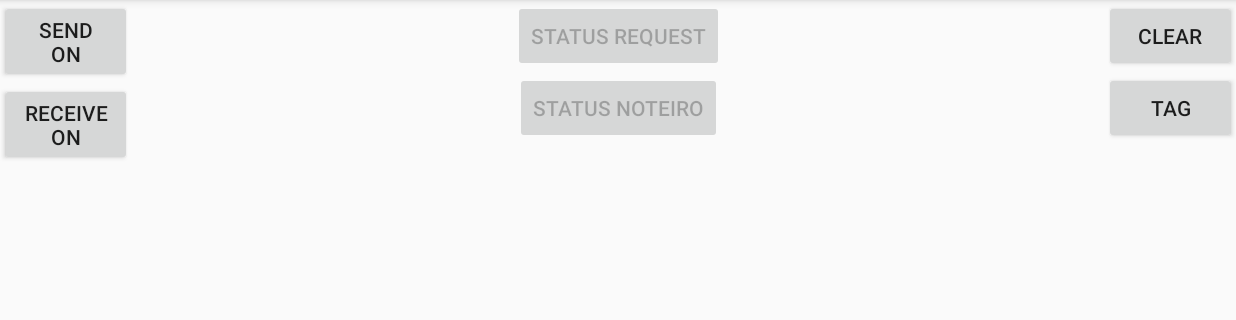
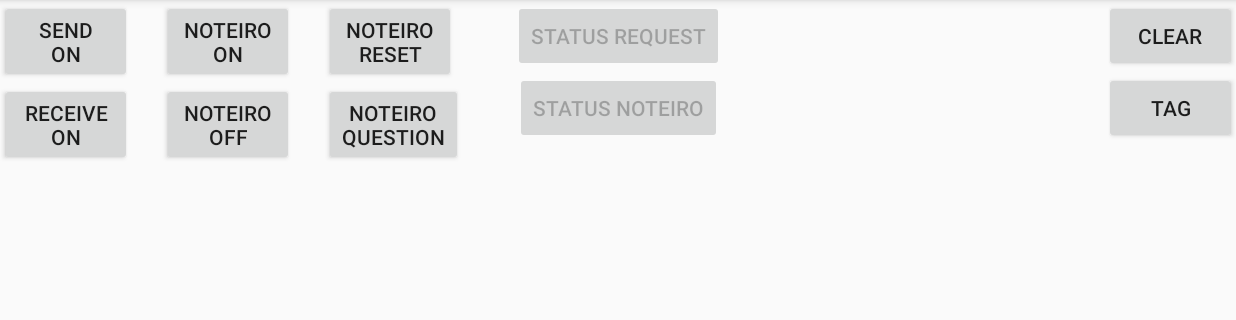
Before and after one commit to AnaniasLima/SerialBasics, an Android app: the screen it shows after launch (MainActivity), on a phone screen of 824 x 412 dp (held sideways), the part 72-392 px from its top. Run offline under Robolectric (Android 15) with nearby library versions, the phone set to English and light mode, and no system bars; our stand-ins replace Timber; 2 statements that could not run were skipped.

Commit message:
Alterados parametros de criação de Events

```diff
--- a/app/src/main/java/com/example/serialbasics/ArduinoSerialDevice.kt
+++ b/app/src/main/java/com/example/serialbasics/ArduinoSerialDevice.kt
@@ -134,17 +134,17 @@ object ArduinoSerialDevice {
     }
 
 
-    fun sendData(eventType: EventType) : Boolean {
+    fun requestToSend(eventType: EventType, action: String) : Boolean {
 
         if ( ConnectThread.isConnected ) {
             try {
                 when(eventType) {
                     EventType.FW_STATUS_RQ -> {
-                        connectThread!!.requestToSend(eventType = EventType.FW_STATUS_RQ, action = Event.QUESTION)
+                        connectThread!!.requestToSend(eventType = EventType.FW_STATUS_RQ, action=action)
                     }
 
                     EventType.FW_NOTEIRO -> {
-                        connectThread!!.requestToSend(eventType = EventType.FW_NOTEIRO, action = Event.QUESTION)
+                        connectThread!!.requestToSend(eventType = EventType.FW_NOTEIRO, action=action)
                     }
                     else -> {
                         // do nothing
--- a/app/src/main/java/com/example/serialbasics/MainActivity.kt
+++ b/app/src/main/java/com/example/serialbasics/MainActivity.kt
@@ -5,7 +5,6 @@ import android.content.Context
 import android.content.Intent
 import android.content.IntentFilter
 import android.hardware.usb.UsbManager
-import android.icu.text.DateFormat.getDateTimeInstance
 import androidx.appcompat.app.AppCompatActivity
 import android.os.Bundle
 import kotlinx.android.synthetic.main.activity_main.*
@@ -14,8 +13,8 @@ import android.net.wifi.WifiManager
 import android.os.Handler
 import android.util.Log
 import com.example.serialbasics.Data.Model.ConnectThread
+import com.example.serialbasics.Data.Model.Event
 import com.example.serialbasics.Data.Model.EventType
-import java.text.DateFormat
 import java.text.SimpleDateFormat
 import java.util.*
 
@@ -96,18 +95,34 @@ class MainActivity : AppCompatActivity() {
 
     private var loopDeStatusRequest = Runnable {
         for (i in 1.. 10) {
-            ArduinoSerialDevice.sendData(EventType.FW_STATUS_RQ)
+            ArduinoSerialDevice.requestToSend(EventType.FW_STATUS_RQ, Event.QUESTION)
             Thread.sleep(30)
         }
     }
 
     private var loopNoteiroRequest = Runnable {
         for (i in 1.. 3) {
-            ArduinoSerialDevice.sendData(EventType.FW_NOTEIRO)
+            ArduinoSerialDevice.requestToSend(EventType.FW_NOTEIRO, Event.QUESTION)
             Thread.sleep(300)
         }
     }
 
+
+    private var sendCmdNoteiroOn = Runnable {
+        ArduinoSerialDevice.requestToSend(EventType.FW_NOTEIRO, Event.ON)
+    }
+
+    private var sendCmdNoteiroOff = Runnable {
+        ArduinoSerialDevice.requestToSend(EventType.FW_NOTEIRO, Event.OFF)
+    }
+
+    private var sendCmdNoteiroReset = Runnable {
+        ArduinoSerialDevice.requestToSend(EventType.FW_NOTEIRO, Event.RESET)
+    }
+
+    private var sendCmdNoteiroQuestion = Runnable {
+        ArduinoSerialDevice.requestToSend(EventType.FW_NOTEIRO, Event.QUESTION)
+    }
 
 //    var onConnected = Runnable {
 //        Timber.i("Ativando controles para device Conectado")
@@ -143,6 +158,35 @@ class MainActivity : AppCompatActivity() {
         ArduinoSerialDevice.myContext = applicationContext
         ArduinoSerialDevice.mainActivity = this
         ArduinoSerialDevice.usbSetFilters()
+
+
+
+        btnNoteiroOn.setOnClickListener {
+            Thread {
+                sendCmdNoteiroOn.run()
+            }.start()
+        }
+
+
+        btnNoteiroOff.setOnClickListener {
+            Thread {
+                sendCmdNoteiroOff.run()
+            }.start()
+        }
+
+        btnNoteiroReset.setOnClickListener {
+            Thread {
+                sendCmdNoteiroReset.run()
+            }.start()
+        }
+
+
+        btnNoteiroQuestion.setOnClickListener {
+            Thread {
+                sendCmdNoteiroQuestion.run()
+            }.start()
+        }
+
 
 
         btnStatusRequest.setOnClickListener {
--- a/app/src/main/res/layout/activity_main.xml
+++ b/app/src/main/res/layout/activity_main.xml
@@ -22,8 +22,54 @@
         android:layout_height="wrap_content"
         android:enabled="true"
         android:text="@string/receiveOn"
-        app:layout_constraintLeft_toLeftOf="parent"
+        app:layout_constraintLeft_toLeftOf="@id/btnEchoSend"
         app:layout_constraintTop_toBottomOf="@id/btnEchoSend" />
+
+
+
+
+
+    <Button
+        android:id="@+id/btnNoteiroOn"
+        android:layout_width="wrap_content"
+        android:layout_height="wrap_content"
+        android:enabled="true"
+        android:text="@string/noteiroOn"
+        app:layout_constraintTop_toTopOf="parent"
+        app:layout_constraintLeft_toRightOf="@+id/btnEchoSend"
+        android:layout_marginStart="20dp"/>
+
+    <Button
+        android:id="@+id/btnNoteiroOff"
+        android:layout_width="wrap_content"
+        android:layout_height="wrap_content"
+        android:enabled="true"
+        android:text="@string/noteiroOff"
+        app:layout_constraintLeft_toLeftOf="@+id/btnNoteiroOn"
+        app:layout_constraintTop_toBottomOf="@id/btnNoteiroOn"/>
+
+
+
+    <Button
+        android:id="@+id/btnNoteiroReset"
+        android:layout_width="wrap_content"
+        android:layout_height="wrap_content"
+        android:enabled="true"
+        android:text="@string/noteiroReset"
+        app:layout_constraintTop_toTopOf="parent"
+        app:layout_constraintLeft_toRightOf="@+id/btnNoteiroOn"
+        android:layout_marginStart="20dp"/>
+
+    <Button
+        android:id="@+id/btnNoteiroQuestion"
+        android:layout_width="wrap_content"
+        android:layout_height="wrap_content"
+        android:enabled="true"
+        android:text="@string/noteiroQuestion"
+        app:layout_constraintLeft_toLeftOf="@+id/btnNoteiroReset"
+        app:layout_constraintTop_toBottomOf="@id/btnNoteiroReset"/>
+
+
 
     <Button
         android:id="@+id/btnStatusRequest"
--- a/app/src/main/res/values/strings.xml
+++ b/app/src/main/res/values/strings.xml
@@ -8,4 +8,10 @@
     <string name="sendOff">Send\nOff</string>
     <string name="receiveOn">Receive\nOn</string>
     <string name="receiveOff">Receive\nOff</string>
+
+    <string name="noteiroOn">Noteiro\nOn</string>
+    <string name="noteiroOff">Noteiro\nOff</string>
+    <string name="noteiroReset">Noteiro\nReset</string>
+    <string name="noteiroQuestion">Noteiro\nQuestion</string>
+
 </resources>
```
Also changed, not shown: app/src/main/java/com/example/serialbasics/Data/Model/ConnectThread.kt (+6 -7 lines), app/src/main/java/com/example/serialbasics/Data/Model/Event.kt (+8 -8 lines).
